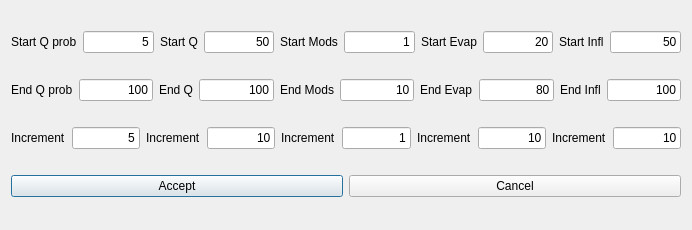
Before: the Qt Designer form antcolonytestdialog.ui in xQsme/RLP_Qt, drawn with Qt 5.
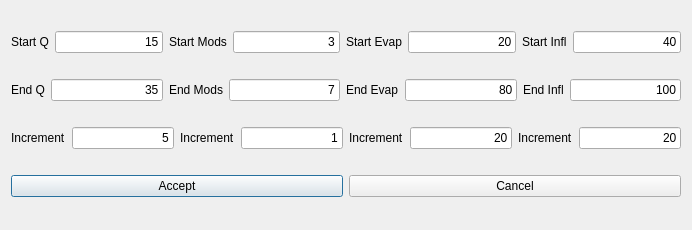
After: the same form once the commit is applied.

Diff of the .ui file:
```diff
--- a/antcolonytestdialog.ui
+++ b/antcolonytestdialog.ui
@@ -16,23 +16,6 @@
   <layout class="QVBoxLayout" name="verticalLayout">
    <item>
     <layout class="QHBoxLayout" name="horizontalLayout">
-     <item>
-      <widget class="QLabel" name="label">
-       <property name="text">
-        <string>Start Q prob</string>
-       </property>
-      </widget>
-     </item>
-     <item>
-      <widget class="QLineEdit" name="lineEditStartQprob">
-       <property name="text">
-        <string>5</string>
-       </property>
-       <property name="alignment">
-        <set>Qt::AlignRight|Qt::AlignTrailing|Qt::AlignVCenter</set>
-       </property>
-      </widget>
-     </item>
      <item>
       <widget class="QLabel" name="label_4">
        <property name="text">
@@ -43,7 +26,7 @@
      <item>
       <widget class="QLineEdit" name="lineEditStartQ">
        <property name="text">
-        <string>50</string>
+        <string>15</string>
        </property>
        <property name="alignment">
         <set>Qt::AlignRight|Qt::AlignTrailing|Qt::AlignVCenter</set>
@@ -60,7 +43,7 @@
      <item>
       <widget class="QLineEdit" name="lineEditStartMods">
        <property name="text">
-        <string>1</string>
+        <string>3</string>
        </property>
        <property name="alignment">
         <set>Qt::AlignRight|Qt::AlignTrailing|Qt::AlignVCenter</set>
@@ -94,7 +77,7 @@
      <item>
       <widget class="QLineEdit" name="lineEditStartInfluence">
        <property name="text">
-        <string>50</string>
+        <string>40</string>
        </property>
        <property name="alignment">
         <set>Qt::AlignRight|Qt::AlignTrailing|Qt::AlignVCenter</set>
@@ -105,23 +88,6 @@
    </item>
    <item>
     <layout class="QHBoxLayout" name="horizontalLayout_2">
-     <item>
-      <widget class="QLabel" name="label_2">
-       <property name="text">
-        <string>End Q prob</string>
-       </property>
-      </widget>
-     </item>
-     <item>
-      <widget class="QLineEdit" name="lineEditEndQprob">
-       <property name="text">
-        <string>100</string>
-       </property>
-       <property name="alignment">
-        <set>Qt::AlignRight|Qt::AlignTrailing|Qt::AlignVCenter</set>
-       </property>
-      </widget>
-     </item>
      <item>
       <widget class="QLabel" name="label_5">
        <property name="text">
@@ -132,7 +98,7 @@
      <item>
       <widget class="QLineEdit" name="lineEditEndQ">
        <property name="text">
-        <string>100</string>
+        <string>35</string>
        </property>
        <property name="alignment">
         <set>Qt::AlignRight|Qt::AlignTrailing|Qt::AlignVCenter</set>
@@ -149,7 +115,7 @@
      <item>
       <widget class="QLineEdit" name="lineEditEndMods">
        <property name="text">
-        <string>10</string>
+        <string>7</string>
        </property>
        <property name="alignment">
         <set>Qt::AlignRight|Qt::AlignTrailing|Qt::AlignVCenter</set>
@@ -194,23 +160,6 @@
    </item>
    <item>
     <layout class="QHBoxLayout" name="horizontalLayout_3">
-     <item>
-      <widget class="QLabel" name="label_3">
-       <property name="text">
-        <string>Increment</string>
-       </property>
-      </widget>
-     </item>
-     <item>
-      <widget class="QLineEdit" name="lineEditIncrementQprob">
-       <property name="text">
-        <string>5</string>
-       </property>
-       <property name="alignment">
-        <set>Qt::AlignRight|Qt::AlignTrailing|Qt::AlignVCenter</set>
-       </property>
-      </widget>
-     </item>
      <item>
       <widget class="QLabel" name="label_6">
        <property name="text">
@@ -221,7 +170,7 @@
      <item>
       <widget class="QLineEdit" name="lineEditIncrementQ">
        <property name="text">
-        <string>10</string>
+        <string>5</string>
        </property>
        <property name="alignment">
         <set>Qt::AlignRight|Qt::AlignTrailing|Qt::AlignVCenter</set>
@@ -255,7 +204,7 @@
      <item>
       <widget class="QLineEdit" name="lineEditIncrementEvaporation">
        <property name="text">
-        <string>10</string>
+        <string>20</string>
        </property>
        <property name="alignment">
         <set>Qt::AlignRight|Qt::AlignTrailing|Qt::AlignVCenter</set>
@@ -272,7 +221,7 @@
      <item>
       <widget class="QLineEdit" name="lineEditIncrementInfluence">
        <property name="text">
-        <string>10</string>
+        <string>20</string>
        </property>
        <property name="alignment">
         <set>Qt::AlignRight|Qt::AlignTrailing|Qt::AlignVCenter</set>
```
